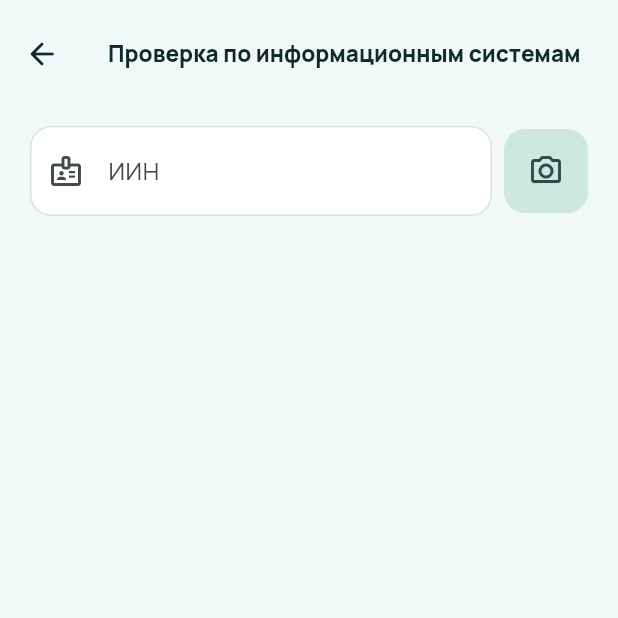
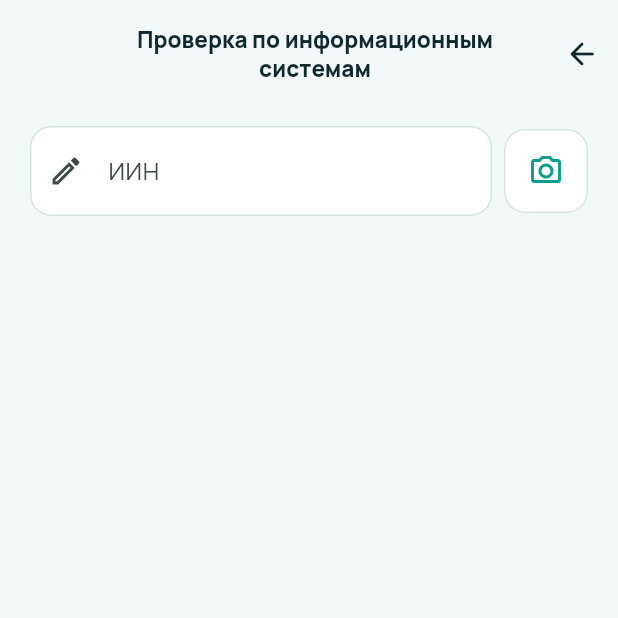
Before and after one commit to rauan-boop/R-PASS-App, a Flutter app: the InformationSystemCheckScreen screen opened directly, on a phone screen of 412 x 824 dp, the top half of it. Run offline on Flutter 3.47's test engine with Material 3 defaults, Android fonts, the phone set to English and light mode, and no system bars; our stand-ins replace google_fonts; missing offline and left inert: dart:html.

Commit message:
Align information check screen controls
Co-authored-by: Copilot <223556219+Copilot@users.noreply.github.com>

```diff
--- a/lib/screens/information_system_check_screen.dart
+++ b/lib/screens/information_system_check_screen.dart
@@ -29,11 +29,9 @@ class _InformationSystemCheckScreenState
     return Scaffold(
       appBar: AppBar(
         toolbarHeight: 72,
-        leading: IconButton(
-          tooltip: 'Назад',
-          onPressed: () => Navigator.of(context).pop(),
-          icon: const Icon(Icons.arrow_back_rounded),
-        ),
+        automaticallyImplyLeading: false,
+        leading: const SizedBox(width: 56),
+        leadingWidth: 56,
         title: Text(
           'Проверка по информационным системам',
           textAlign: TextAlign.center,
@@ -45,6 +43,13 @@ class _InformationSystemCheckScreenState
           ),
         ),
         centerTitle: true,
+        actions: [
+          IconButton(
+            tooltip: 'Назад',
+            onPressed: () => Navigator.of(context).pop(),
+            icon: const Icon(Icons.arrow_back_rounded),
+          ),
+        ],
         backgroundColor: Colors.transparent,
         foregroundColor: AppColors.ink,
         elevation: 0,
@@ -73,7 +78,7 @@ class _InformationSystemCheckScreenState
                       decoration: const InputDecoration(
                         labelText: 'ИИН',
                         hintText: 'Введите 12 цифр ИИН',
-                        prefixIcon: Icon(Icons.badge_outlined),
+                        prefixIcon: Icon(Icons.edit_outlined),
                       ),
                     ),
                   ),
@@ -84,6 +89,9 @@ class _InformationSystemCheckScreenState
                         setState(() => _showDemoRecognition = true),
                     icon: const Icon(Icons.photo_camera_outlined),
                     style: IconButton.styleFrom(
+                      backgroundColor: AppColors.surface,
+                      foregroundColor: AppColors.primary,
+                      side: const BorderSide(color: AppColors.border),
                       minimumSize: const Size(56, 56),
                       shape: RoundedRectangleBorder(
                         borderRadius: BorderRadius.circular(14),
```
